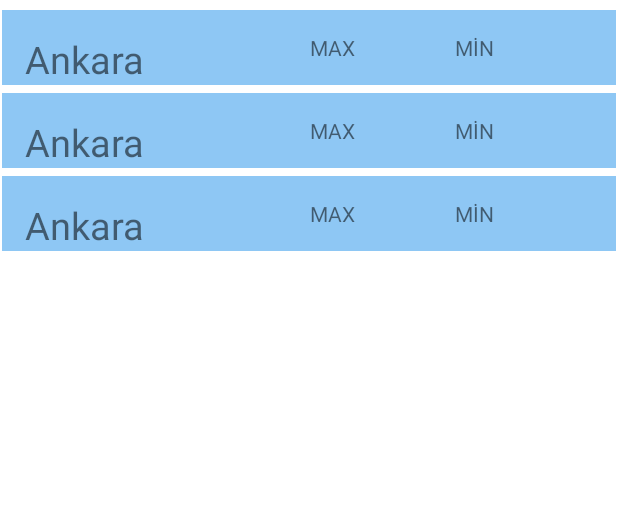
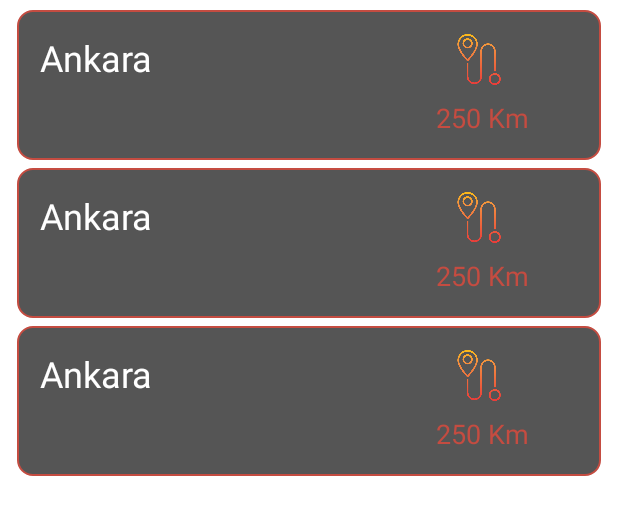
Before and after one commit to etokoc/WeatherApp, an Android app: the layout activity_main.xml on its own in the app's theme, with its tools: preview values and no code run, on a phone screen of 412 x 824 dp. Shown: the top 515 px of the screen. Run offline under Robolectric (Android 15) with nearby library versions, the phone set to English and light mode, and no system bars.

Commit message:
ana tasarım yapıldı

```diff
--- a/app/build.gradle
+++ b/app/build.gradle
@@ -37,6 +37,7 @@ android {
 }
 
 dependencies {
+    implementation 'org.jetbrains.kotlinx:kotlinx-coroutines-core:1.5.2'
     implementation 'com.google.android.gms:play-services-location:18.0.0'
     implementation 'com.squareup.okhttp3:okhttp:3.10.0'
     implementation 'com.squareup.retrofit2:retrofit:2.6.2'
--- a/app/src/main/java/com/example/weatherapp/WeatherApi.kt
+++ b/app/src/main/java/com/example/weatherapp/WeatherApi.kt
@@ -1,6 +1,7 @@
 package com.example.weatherapp
 
 import retrofit2.Call
+import retrofit2.Response
 import retrofit2.http.*
 
 interface WeatherApi {
@@ -8,7 +9,7 @@ interface WeatherApi {
     fun getData(@Query("lattlong") lat: String): Call<List<WeatherModel>>
 
     @GET("/api/location/{woeid}/")
-    fun queryWeather(
+     fun queryWeather(
         @Path("woeid") woeid: String
     ): Call<Example>
 
--- /dev/null
+++ b/app/src/main/res/drawable/rectangle.xml
@@ -0,0 +1,8 @@
+<?xml version="1.0" encoding="utf-8"?>
+<shape android:shape="rectangle"  xmlns:android="http://schemas.android.com/apk/res/android">
+<size android:width="300dp"
+    android:height="100dp"/>
+    <solid android:color="#555555"/>
+    <corners android:radius="10dp"/>
+    <stroke android:color="#C44C41" android:width="1dp"/>
+</shape>
--- a/app/src/main/res/layout/activity_main.xml
+++ b/app/src/main/res/layout/activity_main.xml
@@ -7,7 +7,6 @@
     tools:context=".MainActivity">
 
     <androidx.recyclerview.widget.RecyclerView
-        tools:listitem="@layout/row_design_menu"
         android:id="@+id/recyclerView"
         android:layout_width="0dp"
         android:layout_height="0dp"
@@ -17,6 +16,9 @@
         android:layout_marginBottom="1dp"
         app:layout_constraintBottom_toBottomOf="parent"
         app:layout_constraintEnd_toEndOf="parent"
+        app:layout_constraintHorizontal_bias="0.0"
         app:layout_constraintStart_toStartOf="parent"
-        app:layout_constraintTop_toTopOf="parent" />
+        app:layout_constraintTop_toTopOf="parent"
+        app:layout_constraintVertical_bias="0.0"
+        tools:listitem="@layout/row_design_menu" />
 </androidx.constraintlayout.widget.ConstraintLayout>
--- a/app/src/main/res/layout/row_design_menu.xml
+++ b/app/src/main/res/layout/row_design_menu.xml
@@ -3,38 +3,42 @@
     xmlns:app="http://schemas.android.com/apk/res-auto"
     xmlns:tools="http://schemas.android.com/tools"
     android:layout_width="match_parent"
-    android:layout_height="wrap_content"
-    android:background="#8EC7F4"
-    android:layout_marginTop="5dp">
+    android:layout_height="100dp"
+    android:layout_marginLeft="10dp"
+    android:layout_marginTop="5dp"
+    android:layout_marginRight="10dp"
+    android:background="@drawable/rectangle">
+
+    <ImageView
+        android:layout_width="34dp"
+        android:layout_height="34dp"
+        android:layout_marginTop="16dp"
+        android:layout_marginEnd="64dp"
+        android:src="@drawable/way"
+        app:layout_constraintEnd_toEndOf="parent"
+        app:layout_constraintTop_toTopOf="parent" />
 
     <TextView
+        android:textColor="#FFFFFF"
         android:id="@+id/row_baslik"
         android:layout_width="wrap_content"
         android:layout_height="wrap_content"
         android:layout_margin="15dp"
         android:text="Ankara"
-        android:textSize="25sp"
+        android:textSize="24sp"
         app:layout_constraintStart_toStartOf="parent"
         app:layout_constraintTop_toTopOf="parent" />
 
     <TextView
-        android:id="@+id/row_max"
+        android:id="@+id/row_distance"
         android:layout_width="wrap_content"
         android:layout_height="wrap_content"
-        android:layout_marginEnd="170dp"
-        android:text="MAX "
+        android:layout_marginEnd="48dp"
+        android:text="250 Km"
+        android:textColor="#C44C41"
+        android:textSize="18sp"
         app:layout_constraintBottom_toBottomOf="parent"
         app:layout_constraintEnd_toEndOf="parent"
-        app:layout_constraintTop_toTopOf="parent" />
-
-    <TextView
-        android:id="@+id/row_min"
-        android:layout_width="wrap_content"
-        android:layout_height="wrap_content"
-        android:layout_marginEnd="81dp"
-        android:text="MİN"
-        app:layout_constraintBottom_toBottomOf="parent"
-        app:layout_constraintEnd_toEndOf="parent"
-        app:layout_constraintTop_toTopOf="parent" />
-
+        app:layout_constraintTop_toTopOf="parent"
+        app:layout_constraintVertical_bias="0.789" />
 </androidx.constraintlayout.widget.ConstraintLayout>
```
Also changed, not shown: app/src/main/java/com/example/weatherapp/ApiConnect.kt (+5 -32 lines), app/src/main/java/com/example/weatherapp/MainActivity.kt (+39 -21 lines), app/src/main/java/com/example/weatherapp/RecylerView/RecylerViewAdapter.kt (+12 -21 lines), app/src/main/res/drawable/way.png (added).
